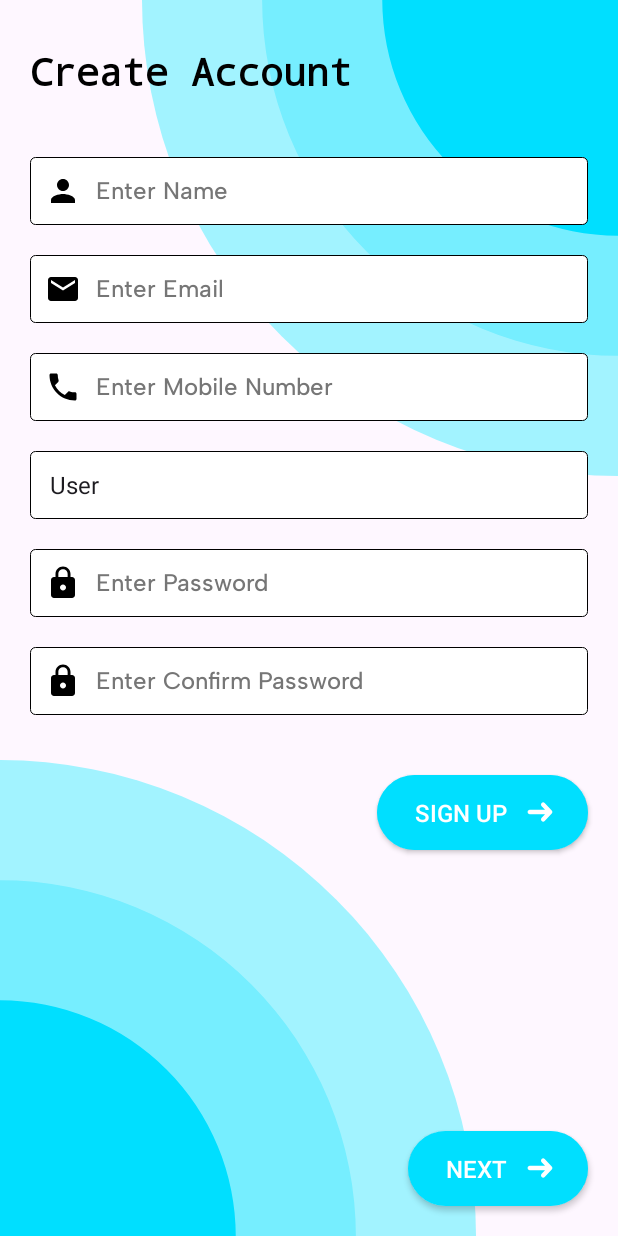
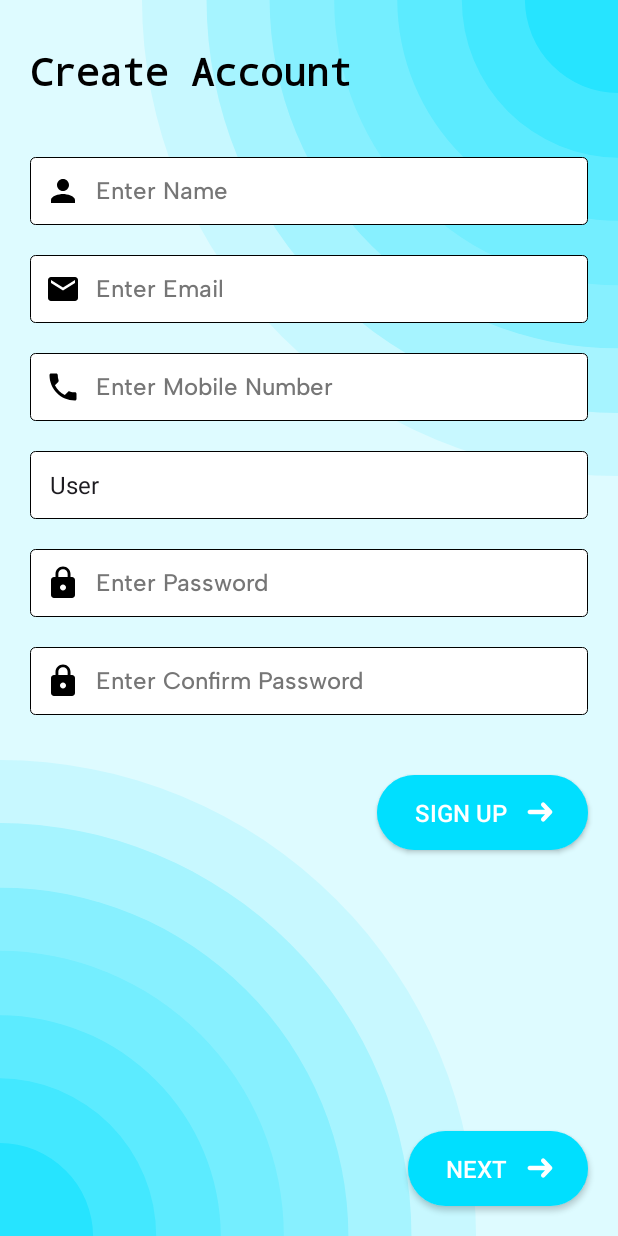
Before and after one commit to utsavsonani/HomeRentApp, an Android app: the screen it shows after launch (RegistrationActivity), on a phone screen of 412 x 824 dp. Run offline under Robolectric (Android 15) with nearby library versions, the phone set to English and light mode, and no system bars.

Commit message:
Splash Screen add

```diff
--- a/app/src/main/res/drawable/bg_circle.xml
+++ b/app/src/main/res/drawable/bg_circle.xml
@@ -5,11 +5,23 @@
     android:viewportHeight="317">
   <path
       android:pathData="M317.5,-0.5m-317.5,0a317.5,317.5 0,1 1,635 0a317.5,317.5 0,1 1,-635 0"
-      android:fillColor="#A2F3FF"/>
+      android:fillColor="#C8F8FF"/>
   <path
-      android:pathData="M317.5,-0.5m-237.5,0a237.5,237.5 0,1 1,475 0a237.5,237.5 0,1 1,-475 0"
-      android:fillColor="#76EEFF"/>
+      android:pathData="M318,0m-275,0a275,275 0,1 1,550 0a275,275 0,1 1,-550 0"
+      android:fillColor="#A6F4FF"/>
   <path
-      android:pathData="M317.5,-0.5m-157.5,0a157.5,157.5 0,1 1,315 0a157.5,157.5 0,1 1,-315 0"
-      android:fillColor="#00DFFF"/>
+      android:pathData="M317.5,-0.5m-232.5,0a232.5,232.5 0,1 1,465 0a232.5,232.5 0,1 1,-465 0"
+      android:fillColor="#87F0FF"/>
+  <path
+      android:pathData="M318,0m-190,0a190,190 0,1 1,380 0a190,190 0,1 1,-380 0"
+      android:fillColor="#74EEFF"/>
+  <path
+      android:pathData="M317.5,-0.5m-147.5,0a147.5,147.5 0,1 1,295 0a147.5,147.5 0,1 1,-295 0"
+      android:fillColor="#5CEBFF"/>
+  <path
+      android:pathData="M318,0m-105,0a105,105 0,1 1,210 0a105,105 0,1 1,-210 0"
+      android:fillColor="#43E8FF"/>
+  <path
+      android:pathData="M317.5,-0.5m-62.5,0a62.5,62.5 0,1 1,125 0a62.5,62.5 0,1 1,-125 0"
+      android:fillColor="#26E4FF"/>
 </vector>
--- a/app/src/main/res/layout/activity_registration.xml
+++ b/app/src/main/res/layout/activity_registration.xml
@@ -5,6 +5,7 @@
     android:id="@+id/main"
     android:layout_width="match_parent"
     android:layout_height="match_parent"
+    android:background="#DEFBFF"
     tools:context=".RegistrationActivity">
 
     <androidx.appcompat.widget.AppCompatImageView
--- a/app/src/main/res/layout/activity_splash_screen.xml
+++ b/app/src/main/res/layout/activity_splash_screen.xml
@@ -5,6 +5,7 @@
     android:id="@+id/main"
     android:layout_width="match_parent"
     android:layout_height="match_parent"
+    android:background="#A2F3FF"
     tools:context=".SplashScreenActivity">
 
     <com.airbnb.lottie.LottieAnimationView
```
